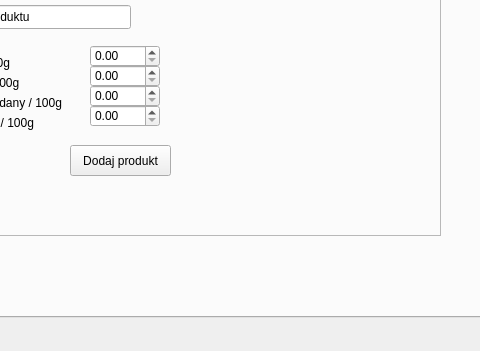
The window that trackbite/mainwindow.ui (lvvndlord/trackbite) describes before a commit, drawn with Qt 5; both pictures show x 93 to 573 and y 349 to 700 of the 1000 by 700 pixel window.
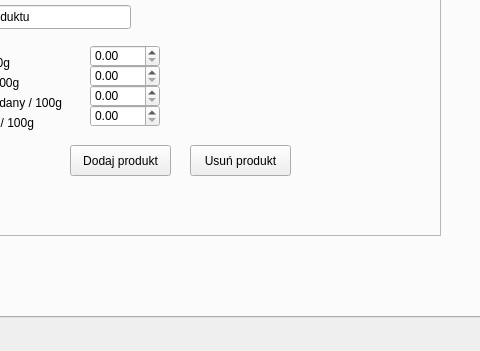
The same window after the commit. The open tabs and pages were chosen to show the change.

Patch:
```diff
--- a/trackbite/mainwindow.ui
+++ b/trackbite/mainwindow.ui
@@ -1242,6 +1242,19 @@
           <string>Tłuszcze / 100g</string>
          </property>
         </widget>
+        <widget class="QPushButton" name="buttonUsunProdukt">
+         <property name="geometry">
+          <rect>
+           <x>260</x>
+           <y>150</y>
+           <width>101</width>
+           <height>31</height>
+          </rect>
+         </property>
+         <property name="text">
+          <string>Usuń produkt</string>
+         </property>
+        </widget>
        </widget>
       </widget>
 		 <widget class="QWidget" name="profilTab">
```
Left out of the diff: 8 changed lines with no effect on the pictures. Lines whose indentation alone changed are shown as unchanged.
